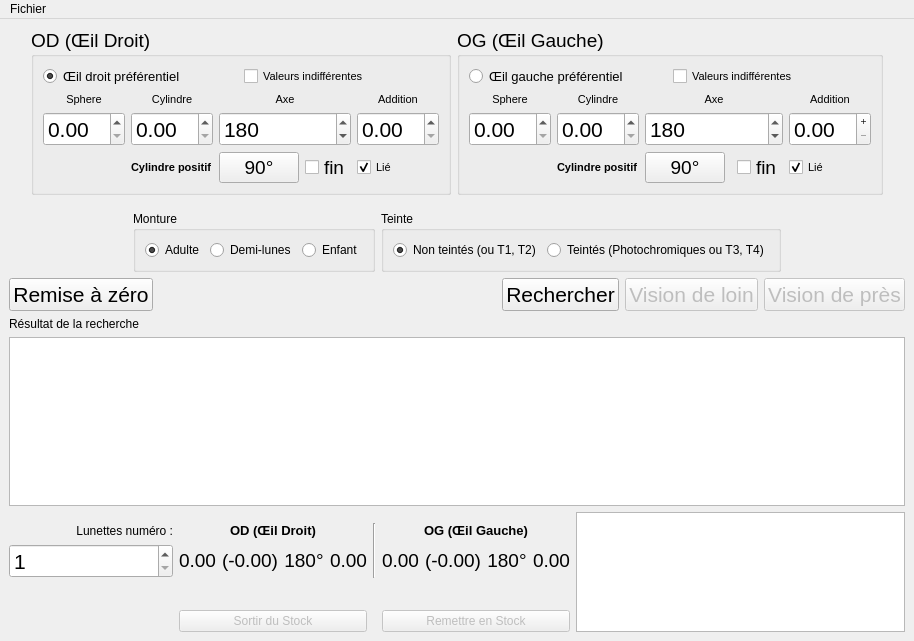
Above: search.ui from Oripy/Oryx before the change. Below: the same form after it.
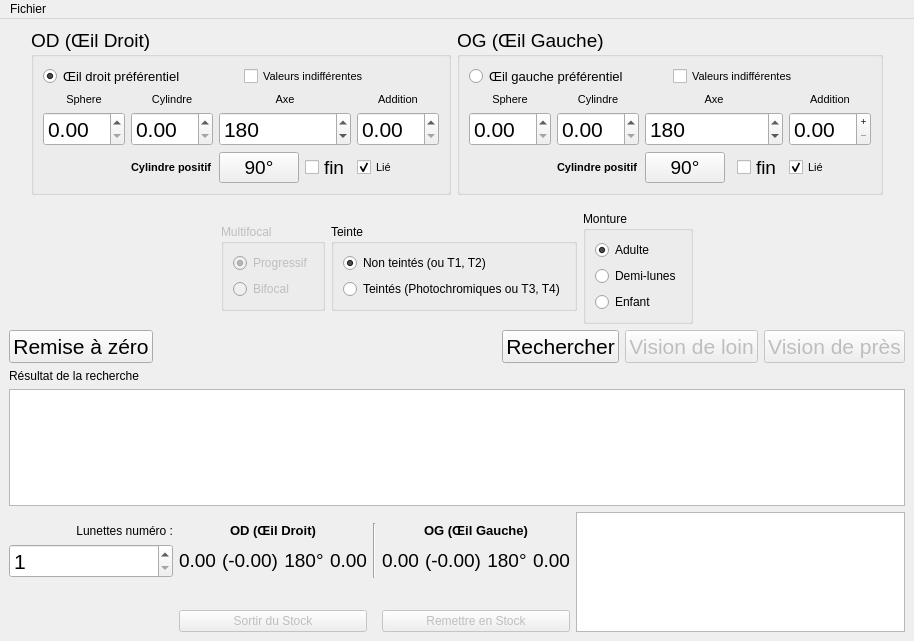
That is the form after the change. Icons and pictures are not drawn. Custom widgets are drawn as their Qt base class.

Commit message: Have both windows show the same layout and options for consistency

The edit to the form file:
```diff
--- a/search.ui
+++ b/search.ui
@@ -538,6 +538,77 @@
           </property>
          </spacer>
         </item>
+        <item>
+         <widget class="QGroupBox" name="addGroupBox">
+          <property name="enabled">
+           <bool>false</bool>
+          </property>
+          <property name="sizePolicy">
+           <sizepolicy hsizetype="Preferred" vsizetype="Fixed">
+            <horstretch>0</horstretch>
+            <verstretch>0</verstretch>
+           </sizepolicy>
+          </property>
+          <property name="title">
+           <string>Multifocal</string>
+          </property>
+          <layout class="QGridLayout" name="gridLayout_9">
+           <item row="1" column="1">
+            <layout class="QVBoxLayout" name="addLayout">
+             <item>
+              <widget class="QRadioButton" name="addRadioP">
+               <property name="text">
+                <string>Progressif</string>
+               </property>
+               <property name="checked">
+                <bool>true</bool>
+               </property>
+              </widget>
+             </item>
+             <item>
+              <widget class="QRadioButton" name="addRadioBF">
+               <property name="text">
+                <string>Bifocal</string>
+               </property>
+              </widget>
+             </item>
+            </layout>
+           </item>
+          </layout>
+         </widget>
+        </item>
+        <item>
+         <widget class="QGroupBox" name="solarGroupBox">
+          <property name="sizePolicy">
+           <sizepolicy hsizetype="Preferred" vsizetype="Fixed">
+            <horstretch>0</horstretch>
+            <verstretch>0</verstretch>
+           </sizepolicy>
+          </property>
+          <property name="title">
+           <string>Teinte</string>
+          </property>
+          <layout class="QVBoxLayout" name="verticalLayout">
+           <item>
+            <widget class="QRadioButton" name="solarRadioNo">
+             <property name="text">
+              <string>Non teintés (ou T1, T2)</string>
+             </property>
+             <property name="checked">
+              <bool>true</bool>
+             </property>
+            </widget>
+           </item>
+           <item>
+            <widget class="QRadioButton" name="solarRadioYes">
+             <property name="text">
+              <string>Teintés (Photochromiques ou T3, T4)</string>
+             </property>
+            </widget>
+           </item>
+          </layout>
+         </widget>
+        </item>
         <item>
          <widget class="QGroupBox" name="childGroupBox">
           <property name="sizePolicy">
@@ -549,7 +620,7 @@
           <property name="title">
            <string>Monture</string>
           </property>
-          <layout class="QHBoxLayout" name="horizontalLayout_2">
+          <layout class="QVBoxLayout" name="verticalLayout_2">
            <item>
             <widget class="QRadioButton" name="childRadioNo">
              <property name="text">
@@ -577,38 +648,6 @@
           </layout>
          </widget>
         </item>
-        <item>
-         <widget class="QGroupBox" name="solarGroupBox">
-          <property name="sizePolicy">
-           <sizepolicy hsizetype="Preferred" vsizetype="Fixed">
-            <horstretch>0</horstretch>
-            <verstretch>0</verstretch>
-           </sizepolicy>
-          </property>
-          <property name="title">
-           <string>Teinte</string>
-          </property>
-          <layout class="QHBoxLayout" name="horizontalLayout_3">
-           <item>
-            <widget class="QRadioButton" name="solarRadioNo">
-             <property name="text">
-              <string>Non teintés (ou T1, T2)</string>
-             </property>
-             <property name="checked">
-              <bool>true</bool>
-             </property>
-            </widget>
-           </item>
-           <item>
-            <widget class="QRadioButton" name="solarRadioYes">
-             <property name="text">
-              <string>Teintés (Photochromiques ou T3, T4)</string>
-             </property>
-            </widget>
-           </item>
-          </layout>
-         </widget>
-        </item>
         <item>
          <spacer name="horizontalSpacer_3">
           <property name="orientation">
```
Left out of the diff: 5 changed lines with no effect on the pictures. The commit also changes 2 other files.
